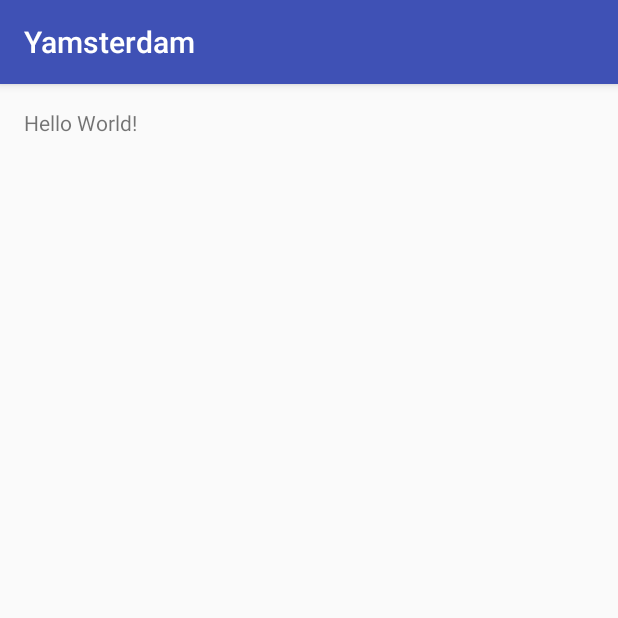
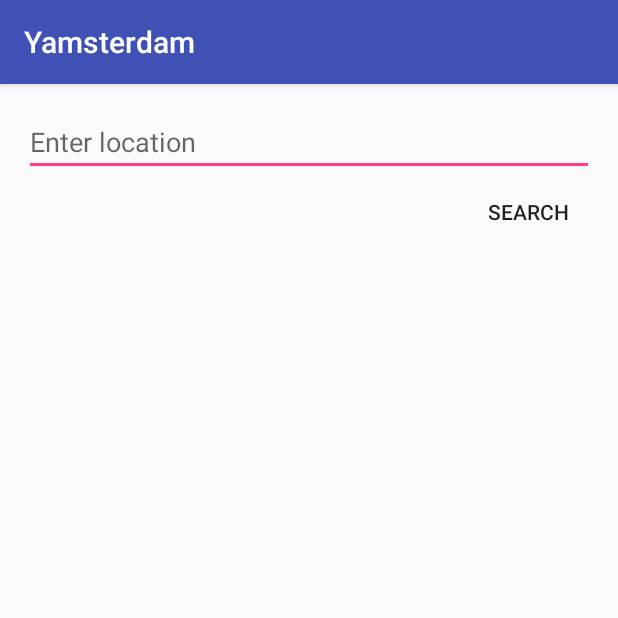
Before and after one commit to TimothyYao/WebAndMobile, an Android app: the screen it shows after launch (MainActivity), on a phone screen of 412 x 824 dp, the top half of it. Run offline under Robolectric (Android 15) with nearby library versions, the phone set to English and light mode, and no system bars.

Commit message:
it works

```diff
--- a/app/src/main/AndroidManifest.xml
+++ b/app/src/main/AndroidManifest.xml
@@ -1,6 +1,8 @@
 <?xml version="1.0" encoding="utf-8"?>
 <manifest xmlns:android="http://schemas.android.com/apk/res/android"
     package="com.example.jiumoon.yamsterdam">
+
+    <uses-permission android:name="android.permission.INTERNET"/>
 
     <application
         android:allowBackup="true"
--- a/app/src/main/java/com/example/jiumoon/yamsterdam/MainActivity.java
+++ b/app/src/main/java/com/example/jiumoon/yamsterdam/MainActivity.java
@@ -2,12 +2,109 @@ package com.example.jiumoon.yamsterdam;
 
 import android.support.v7.app.AppCompatActivity;
 import android.os.Bundle;
+import android.os.AsyncTask;
+import android.os.Bundle;
+import android.support.v7.app.AppCompatActivity;
+import android.util.Log;
+import android.view.View;
+import android.widget.Button;
+import android.widget.EditText;
+import android.widget.ProgressBar;
+import android.widget.TextView;
+
+import org.json.JSONArray;
+import org.json.JSONException;
+import org.json.JSONObject;
+import org.json.JSONTokener;
+
+import java.io.BufferedReader;
+import java.io.InputStreamReader;
+import java.net.HttpURLConnection;
+import java.net.URL;
 
 public class MainActivity extends AppCompatActivity {
+
+    TextView responseView;
+    ProgressBar progressBar;
+    EditText locationText;
+    String location = "Charlottesville";
+    static final String API_KEY = "mRMksGwGMhrwbC94";
+    static final String API_URL = "http://api.eventful.com/json/events/search?...";
 
     @Override
     protected void onCreate(Bundle savedInstanceState) {
         super.onCreate(savedInstanceState);
         setContentView(R.layout.activity_main);
+
+        responseView = (TextView) findViewById(R.id.responseView);
+        progressBar = (ProgressBar) findViewById(R.id.progressBar);
+        locationText = (EditText) findViewById(R.id.locationText);
+
+        Button queryButton = (Button) findViewById(R.id.queryButton);
+        queryButton.setOnClickListener(new View.OnClickListener() {
+            @Override
+            public void onClick(View v) {
+                new RetrieveFeedTask().execute();
+            }
+        });
+    }
+
+    class RetrieveFeedTask extends AsyncTask<Void, Void, String> {
+
+        private Exception exception;
+
+        protected void onPreExecute() {
+            progressBar.setVisibility(View.VISIBLE);
+            responseView.setText("");
+        }
+
+        protected String doInBackground(Void... urls) {
+
+            try {
+                URL url = new URL(API_URL + "&location=" + location + "&app_key=" + API_KEY);
+                HttpURLConnection urlConnection = (HttpURLConnection) url.openConnection();
+                try {
+                    BufferedReader bufferedReader = new BufferedReader(new InputStreamReader(urlConnection.getInputStream()));
+                    StringBuilder stringBuilder = new StringBuilder();
+                    String line;
+                    while ((line = bufferedReader.readLine()) != null) {
+                        stringBuilder.append(line).append("\n");
+                    }
+                    bufferedReader.close();
+                    return stringBuilder.toString();
+                }
+                finally{
+                    urlConnection.disconnect();
+                }
+            }
+            catch(Exception e) {
+                Log.e("ERROR", e.getMessage(), e);
+                return null;
+            }
+        }
+
+        protected void onPostExecute(String response) {
+            if(response == null) {
+                response = "THERE WAS AN ERROR";
+            }
+            progressBar.setVisibility(View.GONE);
+            Log.i("INFO", response);
+            responseView.setText(response);
+            // TODO: check this.exception
+            // TODO: do something with the feed
+
+//            try {
+//                JSONObject object = (JSONObject) new JSONTokener(response).nextValue();
+//                String requestID = object.getString("requestId");
+//                int likelihood = object.getInt("likelihood");
+//                JSONArray photos = object.getJSONArray("photos");
+//                .
+//                .
+//                .
+//                .
+//            } catch (JSONException e) {
+//                e.printStackTrace();
+//            }
+        }
     }
 }
--- a/app/src/main/res/layout/activity_main.xml
+++ b/app/src/main/res/layout/activity_main.xml
@@ -1,16 +1,48 @@
 <?xml version="1.0" encoding="utf-8"?>
-<RelativeLayout xmlns:android="http://schemas.android.com/apk/res/android"
+
+<LinearLayout xmlns:android="http://schemas.android.com/apk/res/android"
     xmlns:tools="http://schemas.android.com/tools"
     android:layout_width="match_parent"
     android:layout_height="match_parent"
-    android:paddingBottom="@dimen/activity_vertical_margin"
+    android:orientation="vertical"
     android:paddingLeft="@dimen/activity_horizontal_margin"
     android:paddingRight="@dimen/activity_horizontal_margin"
     android:paddingTop="@dimen/activity_vertical_margin"
+    android:paddingBottom="@dimen/activity_vertical_margin"
     tools:context="com.example.jiumoon.yamsterdam.MainActivity">
 
-    <TextView
+    <EditText
+        android:id="@+id/locationText"
+        android:layout_width="match_parent"
+        android:layout_height="wrap_content"
+        android:inputType="text"
+        android:hint="Enter location"/>
+
+    <Button
+        android:id="@+id/queryButton"
         android:layout_width="wrap_content"
         android:layout_height="wrap_content"
-        android:text="Hello World!" />
-</RelativeLayout>
+        android:layout_gravity="end"
+        style="@style/Base.Widget.AppCompat.Button.Borderless"
+        android:text="Search"/>
+    <RelativeLayout
+        android:layout_width="match_parent"
+        android:layout_height="match_parent"
+        android:gravity="center">
+        <ProgressBar
+            android:id="@+id/progressBar"
+            android:layout_width="wrap_content"
+            android:layout_height="wrap_content"
+            android:indeterminate="true"
+            android:layout_centerHorizontal="true"
+            android:visibility="gone" />
+        <ScrollView
+            android:layout_width="match_parent"
+            android:layout_height="match_parent">
+            <TextView
+                android:id="@+id/responseView"
+                android:layout_width="wrap_content"
+                android:layout_height="wrap_content" />
+        </ScrollView>
+    </RelativeLayout>
+</LinearLayout>
```
Also changed, not shown: 1 other file.
